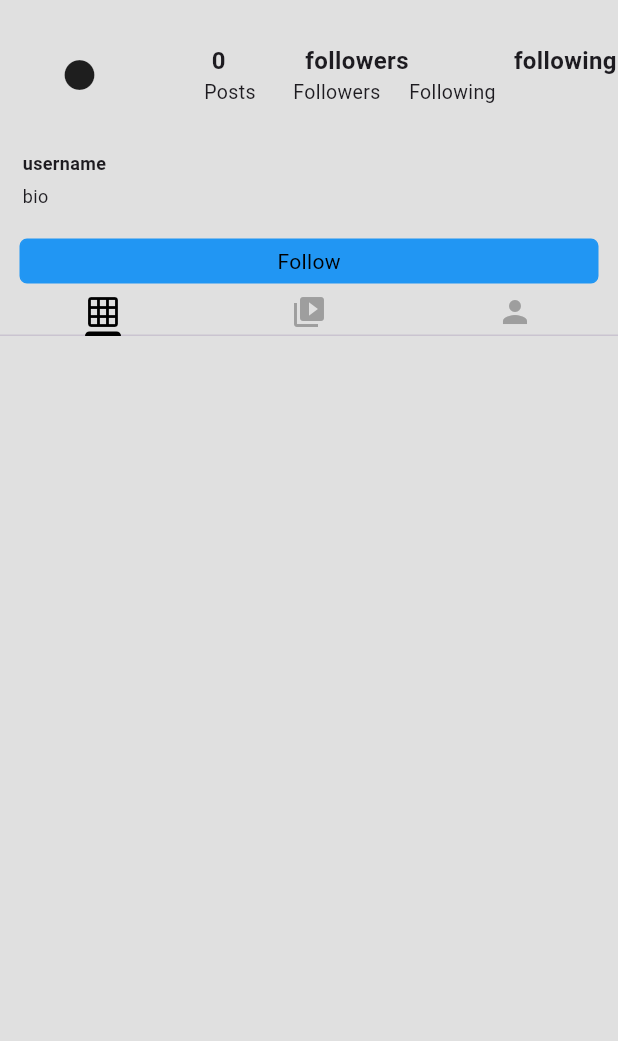
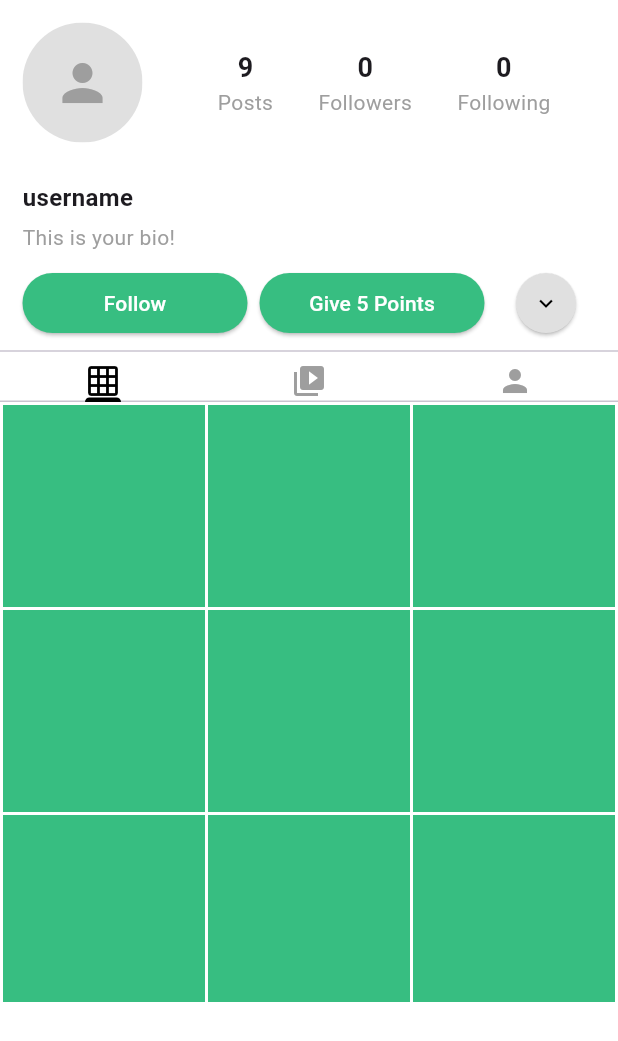
Before and after one commit to Modi08/recyclingapp, a Flutter app: the ProfileScreen screen opened directly, on a phone screen of 412 x 824 dp. Shown: the top 1041 px of the screen. Run offline on Flutter 3.47's test engine with Material 3 defaults, Android fonts, the light colour scheme and no system bars; our stand-ins replace flutter_dotenv, image_picker, sqflite; missing offline and left inert: aws_s3_upload_lite; accounts and stored records are empty; network calls fail.

Commit message:
imporved profile screen and added 'all users' screen

```diff
--- /dev/null
+++ b/lib/pages/all_users_screen.dart
@@ -0,0 +1,70 @@
+import 'dart:convert';
+import 'package:flutter/material.dart';
+import 'package:http/http.dart' as http;
+
+class AllUsersScreen extends StatefulWidget {
+  const AllUsersScreen({super.key});
+
+  @override
+  State<AllUsersScreen> createState() => _AllUsersScreenState();
+}
+
+class _AllUsersScreenState extends State<AllUsersScreen> {
+  List<dynamic> users = []; // User data from API
+  bool isLoading = true;
+
+  @override
+  void initState() {
+    super.initState();
+    fetchUsers();
+  }
+
+  Future<void> fetchUsers() async {
+    String apiUrl =
+        "https://your-api-endpoint.com/users"; // Update with your API endpoint
+
+    try {
+      var response = await http.get(Uri.parse(apiUrl));
+      if (response.statusCode == 200) {
+        setState(() {
+          users = jsonDecode(response.body);
+          isLoading = false;
+        });
+      } else {
+        setState(() {
+          isLoading = false;
+        });
+        // Handle error response
+      }
+    } catch (error) {
+      setState(() {
+        isLoading = false;
+      });
+      // Handle error
+    }
+  }
+
+  @override
+  Widget build(BuildContext context) {
+    return Scaffold(
+      appBar: AppBar(
+        title: const Text("All Users"),
+        backgroundColor: Colors.green,
+      ),
+      body: isLoading
+          ? const Center(child: CircularProgressIndicator())
+          : ListView.builder(
+              itemCount: users.length,
+              itemBuilder: (context, index) {
+                return ListTile(
+                  title: Text(users[index]['name'] ?? "Unknown"),
+                  subtitle: Text(users[index]['email'] ?? "No email"),
+                  onTap: () {
+                    // Navigate to user's profile
+                  },
+                );
+              },
+            ),
+    );
+  }
+}
--- a/lib/pages/profile_screen.dart
+++ b/lib/pages/profile_screen.dart
@@ -1,5 +1,4 @@
 import 'package:flutter/material.dart';
-import 'package:ecofy/services/general/colors.dart';
 
 class ProfileScreen extends StatefulWidget {
   const ProfileScreen({super.key});
@@ -9,208 +8,199 @@ class ProfileScreen extends StatefulWidget {
 }
 
 class _ProfileScreenState extends State<ProfileScreen> {
-  int postLenght = 0;
-  bool yourse = false;
-  List following = [];
-  bool follow = false;
+  List<String> uploadedPhotos =
+      List.generate(9, (index) => "Placeholder $index"); // Example photo list
+  int followers = 0; // Initial followers count
+  int following = 0; // Initial following count
+  bool isFollowing = false;
+
+  void followUser() {
+    setState(() {
+      if (!isFollowing) {
+        followers++;
+      } else {
+        followers--;
+      }
+      isFollowing = !isFollowing;
+    });
+  }
+
+  void followAnotherUser() {
+    setState(() {
+      following++;
+    });
+  }
 
   @override
   Widget build(BuildContext context) {
     return DefaultTabController(
       length: 3,
       child: Scaffold(
-        backgroundColor: backgroundColor,
-        body: SafeArea(child: SingleChildScrollView(child: head())),
+        backgroundColor: Colors.white,
+        body: SafeArea(
+          child: SingleChildScrollView(
+            child: Column(
+              crossAxisAlignment: CrossAxisAlignment.start,
+              children: [
+                _buildHeader(),
+                _buildUserInfo(),
+                _buildButtons(),
+                const Divider(),
+                _buildTabBar(),
+                _buildTabView(),
+              ],
+            ),
+          ),
+        ),
       ),
     );
   }
 
-  Widget head() {
-    return Container(
-      color: backgroundColor,
+  Widget _buildHeader() {
+    return Padding(
+      padding: const EdgeInsets.all(15.0),
+      child: Row(
+        crossAxisAlignment: CrossAxisAlignment.center,
+        children: [
+          ClipOval(
+            child: Container(
+              width: 80,
+              height: 80,
+              color: Colors.grey.shade300,
+              child: Icon(Icons.person, size: 40, color: Colors.grey),
+            ),
+          ),
+          const SizedBox(width: 20),
+          Expanded(
+            child: Row(
+              mainAxisAlignment: MainAxisAlignment.spaceEvenly,
+              children: [
+                _buildCountColumn("Posts", uploadedPhotos.length.toString()),
+                _buildCountColumn("Followers", followers.toString()),
+                _buildCountColumn("Following", following.toString()),
+              ],
+            ),
+          )
+        ],
+      ),
+    );
+  }
+
+  Widget _buildCountColumn(String label, String count) {
+    return Column(
+      children: [
+        Text(
+          count,
+          style: const TextStyle(
+            fontWeight: FontWeight.bold,
+            fontSize: 18,
+          ),
+        ),
+        Text(
+          label,
+          style: const TextStyle(
+            fontSize: 14,
+            color: Colors.grey,
+          ),
+        ),
+      ],
+    );
+  }
+
+  Widget _buildUserInfo() {
+    return Padding(
+      padding: const EdgeInsets.symmetric(horizontal: 15.0, vertical: 10.0),
       child: Column(
         crossAxisAlignment: CrossAxisAlignment.start,
         children: [
-          Row(
-            children: [
-              const Padding(
-                padding: EdgeInsets.symmetric(horizontal: 13, vertical: 10),
-                child: ClipOval(
-                  child: SizedBox(
-                    width: 80,
-                    height: 80,
-                    child: Icon(Icons.circle),
+          const Text(
+            "username",
+            style: TextStyle(
+              fontSize: 16,
+              fontWeight: FontWeight.bold,
             ),
           ),
-              ),
-              Column(
-                crossAxisAlignment: CrossAxisAlignment.start,
-                children: [
-                  Row(
-                    children: [
-                      const SizedBox(width: 35),
-                      Text(
-                        postLenght.toString(),
-                        style: const TextStyle(
-                          fontWeight: FontWeight.bold,
-                          fontSize: 16,
-                        ),
-                      ),
-                      const SizedBox(width: 53),
+          const SizedBox(height: 5),
           const Text(
-                        "followers",
+            "This is your bio!",
             style: TextStyle(
-                          fontWeight: FontWeight.bold,
-                          fontSize: 16,
-                        ),
-                      ),
-                      const SizedBox(width: 70),
-                      const Text(
-                        "following",
-                        style: TextStyle(
-                          fontWeight: FontWeight.bold,
-                          fontSize: 16,
+              fontSize: 14,
+              color: Colors.grey,
             ),
           ),
         ],
       ),
-                  const Row(
-                    children: [
-                      SizedBox(width: 30),
-                      Text(
-                        'Posts',
-                        style: TextStyle(
-                          fontSize: 13,
-                        ),
-                      ),
-                      SizedBox(width: 25),
-                      Text(
-                        'Followers',
-                        style: TextStyle(
-                          fontSize: 13,
-                        ),
-                      ),
-                      SizedBox(width: 19),
-                      Text(
-                        'Following',
-                        style: TextStyle(
-                          fontSize: 13,
-                        ),
-                      ),
-                    ],
-                  ),
-                ],
-              )
-            ],
-          ),
-          const Padding(
-            padding: EdgeInsets.symmetric(horizontal: 15),
-            child: Column(
-              crossAxisAlignment: CrossAxisAlignment.start,
-              children: [
-                Text(
-                  "username",
-                  style: TextStyle(
-                    fontSize: 12,
-                    fontWeight: FontWeight.bold,
-                  ),
-                ),
-                SizedBox(height: 5),
-                Text(
-                  "bio",
-                  style: TextStyle(
-                    fontSize: 12,
-                  ),
-                ),
-              ],
-            ),
-          ),
-          const SizedBox(height: 20),
-          Visibility(
-            visible: !follow,
-            child: Padding(
-              padding: const EdgeInsets.symmetric(horizontal: 13),
-              child: GestureDetector(
-                onTap: () {
-                  if (yourse == false) {
-                    //Firebase_Firestor().flollow(uid: widget.Uid);
+    );
+  }
+
+  int points = 0; // Points given to the user
+  bool hasGivenPoints = false; // Tracks if points have been given
+
+  void givePoints() {
+    if (!hasGivenPoints) {
       setState(() {
-                      follow = true;
+        points++;
+        hasGivenPoints = true;
       });
     }
-                },
-                child: Container(
-                  alignment: Alignment.center,
-                  height: 30,
-                  width: double.infinity,
-                  decoration: BoxDecoration(
-                    color: yourse ? textColor : Colors.blue,
-                    borderRadius: BorderRadius.circular(5),
-                    border: Border.all(
-                        color: yourse ? Colors.grey.shade400 : Colors.blue),
+  }
+
+  Widget _buildButtons() {
+    return Padding(
+      padding: const EdgeInsets.symmetric(horizontal: 15.0),
+      child: Row(
+        children: [
+          Expanded(
+            child: ElevatedButton(
+              onPressed: followUser,
+              style: ElevatedButton.styleFrom(
+                backgroundColor: isFollowing
+                    ? Colors.grey.shade300
+                    : const Color(0xFF37BE81),
               ),
-                  child: yourse
-                      ? const Text('Edit Your Profile')
-                      : Text(
-                          'Follow',
-                          style: TextStyle(color: textColor),
+              child: Text(
+                isFollowing ? "Following" : "Follow",
+                style: TextStyle(
+                  color: isFollowing ? Colors.black : Colors.white,
                 ),
               ),
             ),
           ),
+          const SizedBox(width: 8),
+          Expanded(
+            child: ElevatedButton(
+              onPressed: hasGivenPoints
+                  ? null
+                  : givePoints, // Disable button if points are given
+              style: ElevatedButton.styleFrom(
+                backgroundColor: hasGivenPoints
+                    ? Colors.grey.shade300 // Disabled color
+                    : const Color(0xFF37BE81), // Active color
               ),
-          Visibility(
-            visible: follow,
-            child: Padding(
-              padding: const EdgeInsets.symmetric(horizontal: 13),
-              child: Row(
-                children: [
-                  Expanded(
-                    child: GestureDetector(
-                      onTap: () {
-                        //Firebase_Firestor().flollow(uid: widget.Uid);
-                        setState(() {
-                          follow = false;
-                        });
-                      },
-                      child: Container(
-                          alignment: Alignment.center,
-                          height: 30,
-                          width: 100,
-                          decoration: BoxDecoration(
-                            color: Colors.grey.shade200,
-                            borderRadius: BorderRadius.circular(5),
-                            border: Border.all(color: Colors.grey.shade200),
+              child: Text(
+                hasGivenPoints ? "Points Given" : "Give 5 Points",
+                style: TextStyle(
+                  color: hasGivenPoints ? Colors.black : Colors.white,
                 ),
-                          child: const Text('Unfollow')),
+              ),
             ),
           ),
           const SizedBox(width: 8),
-                  Expanded(
-                    child: Container(
-                      alignment: Alignment.center,
-                      height: 30,
-                      width: 100,
-                      decoration: BoxDecoration(
-                        color: Colors.grey.shade200,
-                        borderRadius: BorderRadius.circular(5),
-                        border: Border.all(color: Colors.grey.shade200),
+          ElevatedButton(
+            onPressed: () {},
+            style: ElevatedButton.styleFrom(
+              backgroundColor: Colors.grey.shade300,
+              shape: const CircleBorder(),
             ),
-                      child: const Text(
-                        'Message',
-                        style: TextStyle(color: Colors.black),
-                      ),
-                    ),
+            child: const Icon(Icons.keyboard_arrow_down, color: Colors.black),
           ),
         ],
       ),
-            ),
-          ),
-          const SizedBox(height: 5),
-          const SizedBox(
-            width: double.infinity,
-            height: 30,
-            child: TabBar(
+    );
+  }
+
+  Widget _buildTabBar() {
+    return const TabBar(
       unselectedLabelColor: Colors.grey,
       labelColor: Colors.black,
       indicatorColor: Colors.black,
@@ -219,13 +209,42 @@ class _ProfileScreenState extends State<ProfileScreen> {
         Icon(Icons.video_collection),
         Icon(Icons.person),
       ],
-            ),
-          ),
-          const SizedBox(
-            height: 5,
-          )
+    );
+  }
+
+  Widget _buildTabView() {
+    return SizedBox(
+      height: 400,
+      child: TabBarView(
+        children: [
+          _buildGridView(),
+          Center(child: Text("Videos")),
+          Center(child: Text("Tagged")),
         ],
       ),
     );
   }
+
+  Widget _buildGridView() {
+    return AspectRatio(
+      aspectRatio: 1, // Ensures the grid fits perfectly in a square container
+      child: GridView.builder(
+        padding: const EdgeInsets.all(2.0),
+        gridDelegate: const SliverGridDelegateWithFixedCrossAxisCount(
+          crossAxisCount: 3, // Three columns
+          crossAxisSpacing: 2, // Equal horizontal spacing
+          mainAxisSpacing: 2, // Equal vertical spacing
+          childAspectRatio: 1.0, // Ensures all grid items are square
+        ),
+        itemCount: uploadedPhotos.length,
+        physics:
+            const NeverScrollableScrollPhysics(), // Prevents internal scrolling
+        itemBuilder: (context, index) {
+          return Container(
+            color: const Color(0xFF37BE81), // Your placeholder color
+          );
+        },
+      ),
+    );
   }
+}
--- a/lib/services/general/main_navigation.dart
+++ b/lib/services/general/main_navigation.dart
@@ -1,7 +1,7 @@
 import 'package:flutter/material.dart';
 import '../../pages/profile_screen.dart';
 import '../../pages/leaderboard.dart';
-import '../../pages/settings_screen.dart'; // You will need to create this screen
+import '../../pages/all_users_screen.dart'; // New screen
 
 class MainNavigation extends StatefulWidget {
   const MainNavigation({super.key});
@@ -18,7 +18,7 @@ class _MainNavigationState extends State<MainNavigation> {
   static const List<Widget> _pages = <Widget>[
     ProfileScreen(),
     Leaderboard(),
-    SettingsScreen(), // You will create this screen
+    AllUsersScreen(), // New "All Users" screen
   ];
 
   // Function to handle the index change when a button is pressed
@@ -46,8 +46,8 @@ class _MainNavigationState extends State<MainNavigation> {
             label: 'Leaderboard',
           ),
           BottomNavigationBarItem(
-            icon: Icon(Icons.settings),
-            label: 'Settings',
+            icon: Icon(Icons.group),
+            label: 'All Users',
           ),
         ],
         currentIndex: _selectedIndex, // Highlight the current tab
```
Also changed, not shown: lib/services/general/colors.dart (line endings or trailing spaces). Lines whose indentation alone changed are shown as unchanged.
